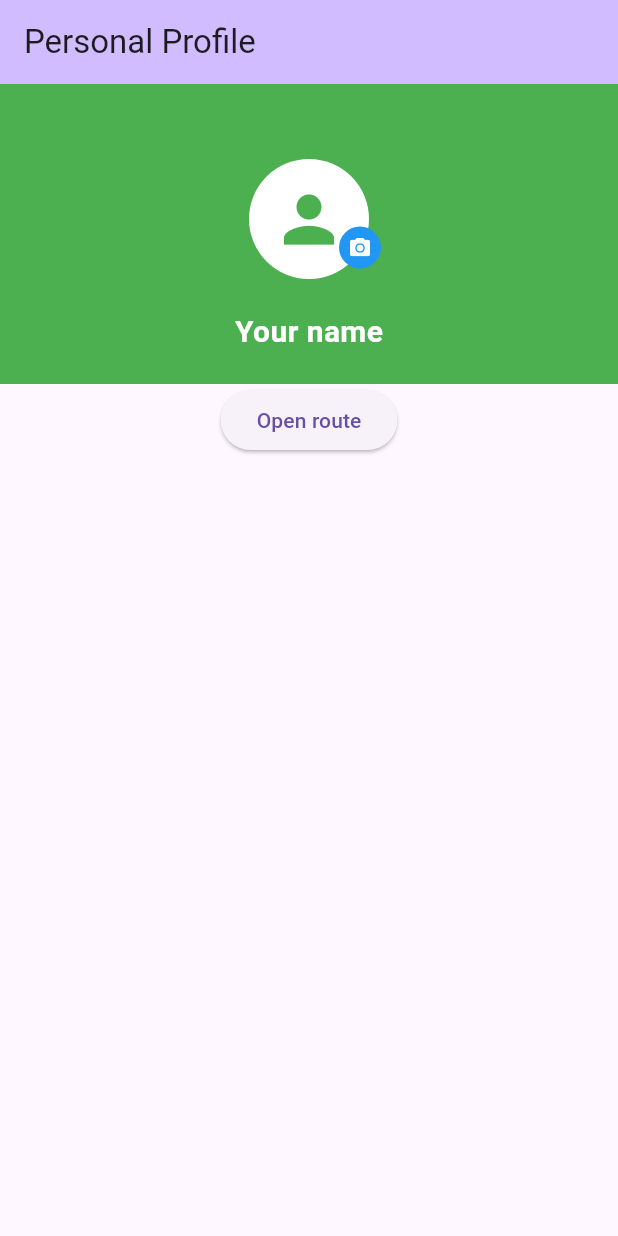
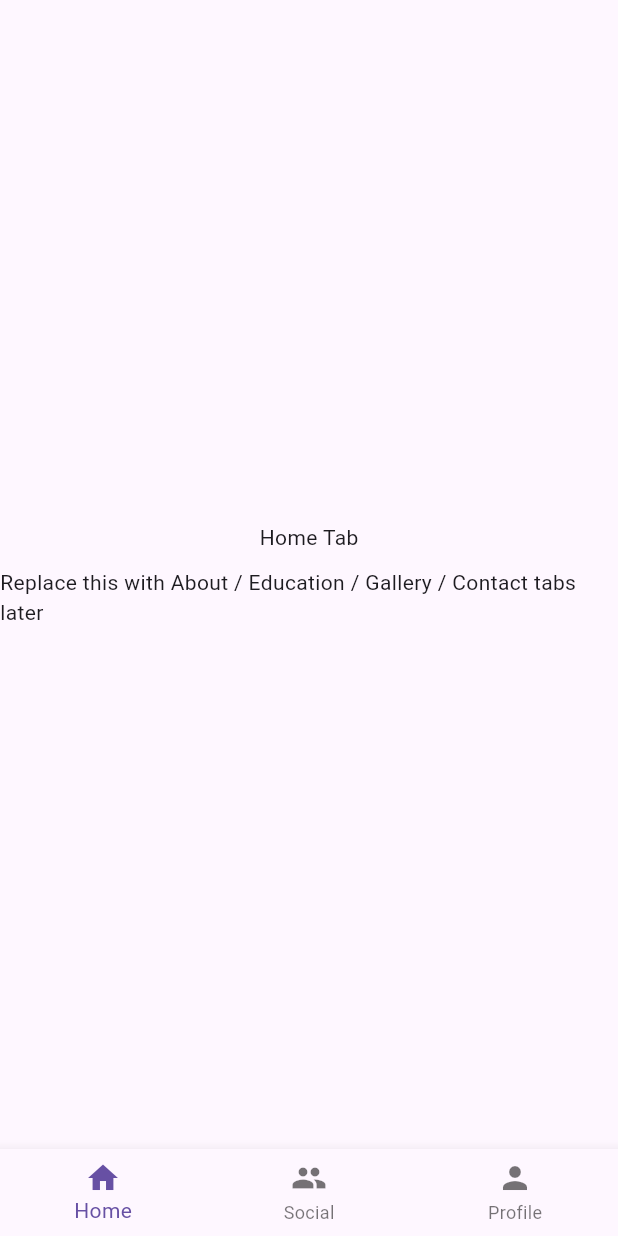
Before and after one commit to Chase-Ian/personal_profile, a Flutter app: the screen it shows after launch, on a phone screen of 412 x 824 dp. Run offline on Flutter 3.47's test engine with Material 3 defaults, Android fonts, the phone set to English and light mode, and no system bars.

Commit message:
added better bones, also placeholder home,profile and socials

```diff
--- /dev/null
+++ b/lib/home/home.dart
@@ -0,0 +1,19 @@
+import 'package:flutter/material.dart';
+
+class HomeTab extends StatelessWidget {
+  const HomeTab({super.key});
+
+  @override
+  Widget build(BuildContext context) {
+    return Center(
+      child: Column(
+        mainAxisAlignment: MainAxisAlignment.center,
+        children: const [
+          Text('Home Tab'),
+          SizedBox(height: 10),
+          Text('Replace this with About / Education / Gallery / Contact tabs later'),
+        ],
+      ),
+    );
+  }
+}
--- a/lib/main.dart
+++ b/lib/main.dart
@@ -1,129 +1,48 @@
 import 'package:flutter/material.dart';
 
+import 'home/home.dart';
+import 'social/social.dart';
+import 'profile/profile.dart';
+
 void main() {
-  runApp(const MainApp());
+  runApp(const MaterialApp(
+    debugShowCheckedModeBanner: false,
+    home: MainScaffold(),
+  ));
 }
 
-class MainApp extends StatelessWidget {
-  const MainApp({super.key});
+class MainScaffold extends StatefulWidget {
+  const MainScaffold({super.key});
 
   @override
-  Widget build(BuildContext context) {
-    return const MaterialApp(
-      debugShowCheckedModeBanner: false,                // just removes the debug banner
-      home: MyHomePage(title: 'Personal Profile')
-    );
-  }
+  State<MainScaffold> createState() => _MainScaffoldState();
 }
 
-class MyHomePage extends StatefulWidget {
+class _MainScaffoldState extends State<MainScaffold> {
+  int _currentIndex = 0;
 
-  const MyHomePage({super.key, required this.title});
-
-  final String title;
-
-  @override
-  State<MyHomePage> createState() => _MyHomePageState();
-}
-
-class _MyHomePageState extends State<MyHomePage> {
+  final List<Widget> _tabs = [
+    const HomeTab(),
+    const SocialTab(),
+    const ProfileTab(),
+  ];
 
   @override
   Widget build(BuildContext context) {
     return Scaffold(
-      appBar: AppBar(
-        backgroundColor: Theme.of(context).colorScheme.inversePrimary,
-        title: Text(widget.title),
+      body: IndexedStack(
+        index: _currentIndex,
+        children: _tabs,
       ),
-      body: SingleChildScrollView(
-        child: Column(
-          children: [
-            //header
-            Stack(
-              alignment: Alignment.center,
-              children: [
-                Container(
-                  height: 200,
-                  width: double.infinity,
-                  color: Colors.green,
-                ),
-
-                // Avatar
-                Positioned(
-                  top: 50,
-                  child: CircleAvatar(
-                    radius: 40,
-                    backgroundColor: Colors.white,
-                    child: Icon(
-                      Icons.person,
-                      size: 50,
-                      color: Colors.green,
-                    ),
-                  ),
-                ),
-
-                // Name
-                const Positioned(
-                  bottom: 20,
-                  child: Text(
-                    "Your name",
-                    style: TextStyle(
-                      color: Colors.white,
-                      fontSize: 20,
-                      fontWeight: FontWeight.bold,
-                    ),
-                  ),
-                ),
-                  Positioned(
-                    top: 95,
-                    left: MediaQuery.of(context).size.width / 2 + 20,
-                    child: CircleAvatar(
-                      radius: 14,
-                      backgroundColor: Colors.blue,
-                      child: Icon(
-                        Icons.camera_alt,
-                        size: 16,
-                        color: Colors.white,
-                      ),
-                    ),
-                  ),
-              ],
-            ),
-            Center(
-            child:ElevatedButton(
-              child: const Text('Open route'),
-                onPressed: () {
-                Navigator.push(
-                context,
-                MaterialPageRoute<void>(
-                builder: (context) => const SecondRoute(),
-                    ),
-                   );
-                  },
-                ),
-            ),
-          ],
-        ),
+      bottomNavigationBar: BottomNavigationBar(
+        currentIndex: _currentIndex,
+        onTap: (i) => setState(() => _currentIndex = i),
+        items: const [
+          BottomNavigationBarItem(icon: Icon(Icons.home), label: 'Home'),
+          BottomNavigationBarItem(icon: Icon(Icons.people), label: 'Social'),
+          BottomNavigationBarItem(icon: Icon(Icons.person), label: 'Profile'),
+        ],
       ),
     );
   }
 }
-
-class SecondRoute extends StatelessWidget {
-  const SecondRoute({super.key});
-
-  @override
-  Widget build(BuildContext context) {
-    return Scaffold(
-      appBar: AppBar(title: const Text('Second Route'), automaticallyImplyLeading: false,), //NOTE automaticallyImplyLeading is just removing the automatic back button when using navigator.push
-      body: Center(
-        child: ElevatedButton(
-          onPressed: () {
-            Navigator.pop(context);
-          },
-          child: const Text('Go back!'),
-        ),
-      ),
-    );
-  }
-}
--- /dev/null
+++ b/lib/social/social.dart
@@ -0,0 +1,31 @@
+import 'package:flutter/material.dart';
+
+class SocialTab extends StatelessWidget {
+  const SocialTab({super.key});
+
+  @override
+  Widget build(BuildContext context) {
+    return DefaultTabController(
+      length: 3,
+      child: Scaffold(
+        appBar: AppBar(
+          title: const Text('Social'),
+          bottom: const TabBar(
+            tabs: [
+              Tab(text: 'Friends'),
+              Tab(text: 'Add Friend'),
+              Tab(text: 'Chats'),
+            ],
+          ),
+        ),
+        body: const TabBarView(
+          children: [
+            Center(child: Text('Friends Tab Placeholder')),
+            Center(child: Text('Add Friend Tab Placeholder')),
+            Center(child: Text('Chats Tab Placeholder')),
+          ],
+        ),
+      ),
+    );
+  }
+}
```
Also changed, not shown: lib/profile/profile.dart (added, +48 -0 lines).
